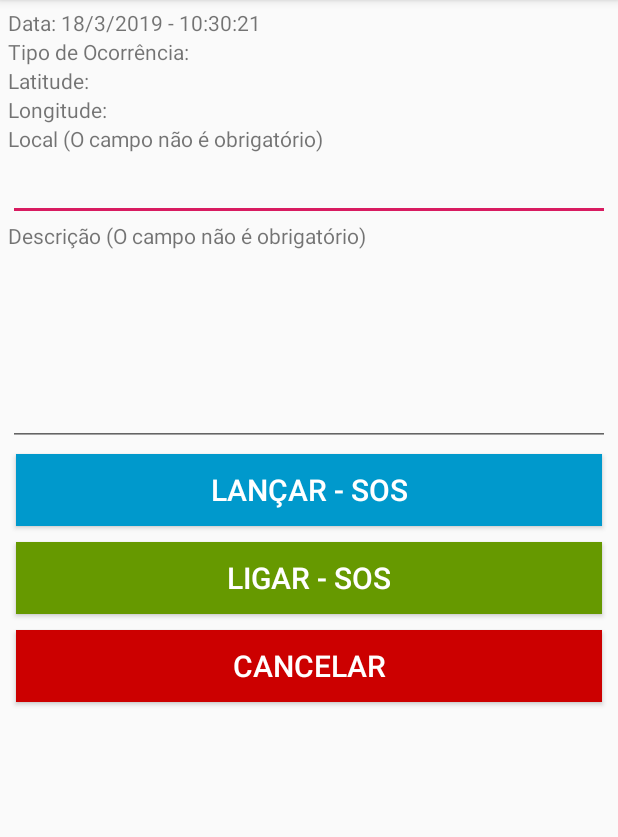
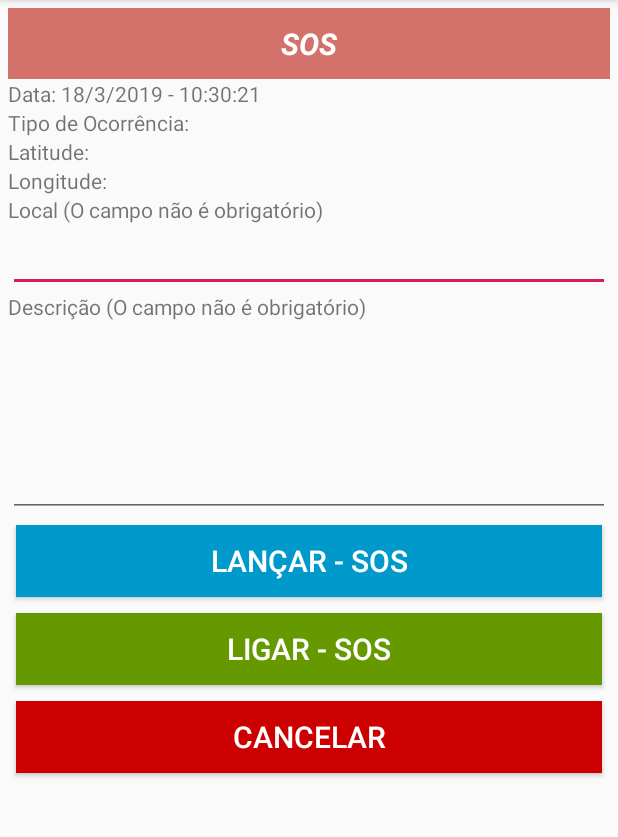
Before and after one commit to kairiroberto/sos, an Android app: the SosAddActivity screen opened directly, with no data from a screen before it, on a phone screen of 412 x 824 dp, the part 84-921 px from its top. Run offline under Robolectric (Android 15) with nearby library versions, the phone set to English and light mode, and no system bars.

Commit message:
Add files via upload

```diff
--- a/ANDROID/src/main/java/com/roberto/myapplication/SosAddActivity.java
+++ b/ANDROID/src/main/java/com/roberto/myapplication/SosAddActivity.java
@@ -101,10 +101,14 @@ public class SosAddActivity extends AppCompatActivity implements View.OnClickLis
             tvLongitudeSos = (TextView) findViewById(R.id.tvLongitudeSos);
 
             etLocalSos = (EditText) findViewById(R.id.etLocalSos);
+
             etDescricaoSos = (EditText) findViewById(R.id.etDescricaoSos);
+
 
             bSalvarSos = (Button) findViewById(R.id.bSalvarSos);
             bSalvarSos.setOnClickListener(this);
+            bSalvarSos.setFocusable(true);
+            bSalvarSos.requestFocus();
 
             bLigarSos = (Button) findViewById(R.id.bLigarSos);
             bLigarSos.setOnClickListener(this);
--- a/ANDROID/src/main/res/layout/activity_sos_add.xml
+++ b/ANDROID/src/main/res/layout/activity_sos_add.xml
@@ -1,5 +1,6 @@
 <?xml version="1.0" encoding="utf-8"?>
 <ScrollView xmlns:android="http://schemas.android.com/apk/res/android"
+    android:descendantFocusability="beforeDescendants"
     android:layout_width="match_parent"
     android:layout_height="match_parent">
 
@@ -8,6 +9,18 @@
         android:orientation="vertical"
         android:layout_width="match_parent"
         android:layout_height="match_parent">
+
+        <TextView
+            android:layout_width="match_parent"
+            android:layout_height="wrap_content"
+            android:background="#D3726B"
+            android:gravity="center_vertical|center_horizontal"
+            android:padding="10dp"
+            android:text="SOS"
+            android:textAlignment="center"
+            android:textColor="#FFFFFF"
+            android:textSize="20sp"
+            android:textStyle="bold|italic" />
 
         <TextView
             android:id="@+id/tvDataSos"
@@ -75,6 +88,8 @@
             android:textSize="20dp"
             android:textColor="@android:color/background_light"
             android:background="@android:color/holo_green_dark"
+            android:focusable="true"
+            android:focusedByDefault="true"
             android:layout_width="match_parent"
             android:layout_height="wrap_content" />
 
--- a/ANDROID/src/main/res/layout/activity_user_add.xml
+++ b/ANDROID/src/main/res/layout/activity_user_add.xml
@@ -102,9 +102,9 @@
             android:id="@+id/bCadastrarUsu"
             android:layout_width="match_parent"
             android:layout_height="wrap_content"
-            android:background="#005500"
+            android:textColor="@android:color/background_light"
+            android:background="@android:color/holo_blue_dark"
             android:text="Cadastrar"
-            android:textColor="#FFFFFF"
             android:textSize="20sp" />
 
     </LinearLayout>
```
Also changed, not shown: ANDROID/src/main/AndroidManifest.xml (+10 -2 lines), ANDROID/src/main/java/com/roberto/myapplication/MainActivity.java (+20 -8 lines), ANDROID/src/main/java/com/roberto/myapplication/controller/IntentReceiverSos.java (+7 -14 lines), ANDROID/src/main/java/com/roberto/myapplication/controller/IntentServiceAlarm.java (added, +36 -0 lines), ANDROID/src/main/java/com/roberto/myapplication/controller/IntentServiceSos.java (+14 -12 lines), ANDROID/src/main/res/layout/activity_sos_list.xml (+12 -0 lines).
